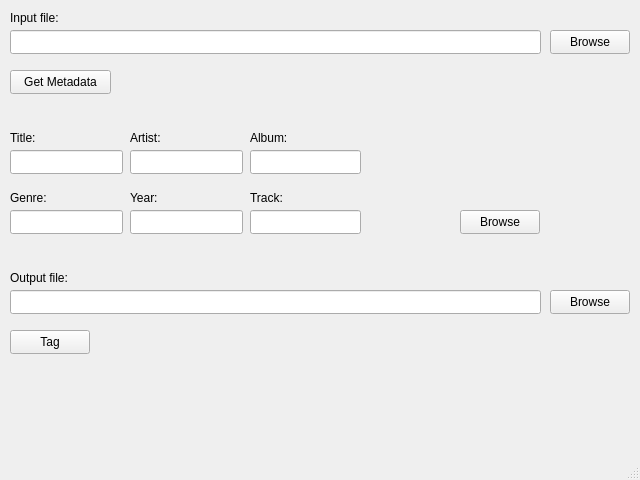
Before: the Qt Designer form mainwindow.ui in dylondark/RazorTag, drawn with Qt 5.
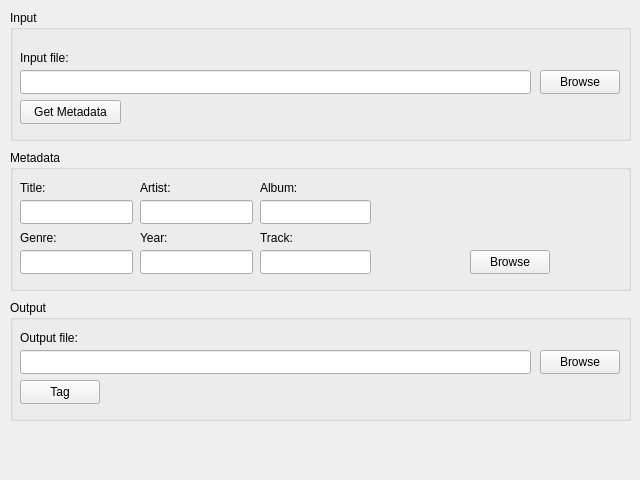
After: the same form once the commit is applied.

The edit to the form file:
```diff
--- a/mainwindow.ui
+++ b/mainwindow.ui
@@ -32,11 +32,65 @@
    <string>InTAGrator</string>
   </property>
   <widget class="QWidget" name="centralwidget">
+   <widget class="QGroupBox" name="inputGroupBox">
+    <property name="geometry">
+     <rect>
+      <x>10</x>
+      <y>10</y>
+      <width>621</width>
+      <height>131</height>
+     </rect>
+    </property>
+    <property name="title">
+     <string>Input</string>
+    </property>
+    <widget class="QLabel" name="label">
+     <property name="geometry">
+      <rect>
+       <x>10</x>
+       <y>40</y>
+       <width>91</width>
+       <height>16</height>
+      </rect>
+     </property>
+     <property name="text">
+      <string>Input file:</string>
+     </property>
+    </widget>
+    <widget class="QPushButton" name="fileInBrowseButton">
+     <property name="geometry">
+      <rect>
+       <x>530</x>
+       <y>60</y>
+       <width>80</width>
+       <height>24</height>
+      </rect>
+     </property>
+     <property name="text">
+      <string>Browse</string>
+     </property>
+    </widget>
+    <widget class="QLineEdit" name="fileInPathBox">
+     <property name="geometry">
+      <rect>
+       <x>10</x>
+       <y>60</y>
+       <width>511</width>
+       <height>24</height>
+      </rect>
+     </property>
+     <property name="sizePolicy">
+      <sizepolicy hsizetype="Fixed" vsizetype="Fixed">
+       <horstretch>0</horstretch>
+       <verstretch>0</verstretch>
+      </sizepolicy>
+     </property>
+    </widget>
    <widget class="QPushButton" name="getMetadataButton">
     <property name="geometry">
      <rect>
       <x>10</x>
-      <y>70</y>
+       <y>90</y>
       <width>101</width>
       <height>24</height>
      </rect>
@@ -45,113 +99,67 @@
      <string>Get Metadata</string>
     </property>
    </widget>
-   <widget class="QLineEdit" name="fileInPathBox">
-    <property name="geometry">
-     <rect>
-      <x>10</x>
-      <y>30</y>
-      <width>531</width>
-      <height>24</height>
-     </rect>
-    </property>
-    <property name="sizePolicy">
-     <sizepolicy hsizetype="Fixed" vsizetype="Fixed">
-      <horstretch>0</horstretch>
-      <verstretch>0</verstretch>
-     </sizepolicy>
-    </property>
    </widget>
-   <widget class="QPushButton" name="fileInBrowseButton">
+   <widget class="QGroupBox" name="metadataGroupBox">
     <property name="geometry">
      <rect>
-      <x>550</x>
-      <y>30</y>
-      <width>80</width>
-      <height>24</height>
-     </rect>
-    </property>
-    <property name="text">
-     <string>Browse</string>
-    </property>
-   </widget>
-   <widget class="QLabel" name="label">
-    <property name="geometry">
-     <rect>
       <x>10</x>
-      <y>10</y>
-      <width>91</width>
-      <height>16</height>
-     </rect>
-    </property>
-    <property name="text">
-     <string>Input file:</string>
-    </property>
-   </widget>
-   <widget class="QLineEdit" name="titleBox">
-    <property name="geometry">
-     <rect>
-      <x>10</x>
       <y>150</y>
-      <width>113</width>
-      <height>24</height>
+      <width>621</width>
+      <height>141</height>
      </rect>
     </property>
-   </widget>
-   <widget class="QLineEdit" name="artistBox">
-    <property name="geometry">
-     <rect>
-      <x>130</x>
-      <y>150</y>
-      <width>113</width>
-      <height>24</height>
-     </rect>
+    <property name="title">
+     <string>Metadata</string>
     </property>
-   </widget>
    <widget class="QLineEdit" name="albumBox">
     <property name="geometry">
      <rect>
       <x>250</x>
-      <y>150</y>
+       <y>50</y>
       <width>111</width>
       <height>24</height>
      </rect>
     </property>
    </widget>
-   <widget class="QLineEdit" name="genreBox">
-    <property name="geometry">
-     <rect>
-      <x>10</x>
-      <y>210</y>
-      <width>113</width>
-      <height>24</height>
-     </rect>
-    </property>
-   </widget>
-   <widget class="QLineEdit" name="yearBox">
+    <widget class="QLineEdit" name="artistBox">
     <property name="geometry">
      <rect>
       <x>130</x>
-      <y>210</y>
+       <y>50</y>
       <width>113</width>
       <height>24</height>
      </rect>
     </property>
    </widget>
-   <widget class="QLineEdit" name="trackBox">
+    <widget class="QLineEdit" name="titleBox">
+     <property name="geometry">
+      <rect>
+       <x>10</x>
+       <y>50</y>
+       <width>113</width>
+       <height>24</height>
+      </rect>
+     </property>
+    </widget>
+    <widget class="QLabel" name="label_4">
     <property name="geometry">
      <rect>
       <x>250</x>
-      <y>210</y>
-      <width>111</width>
-      <height>24</height>
-     </rect>
-    </property>
+       <y>30</y>
+       <width>49</width>
+       <height>16</height>
+      </rect>
+     </property>
+     <property name="text">
+      <string>Album:</string>
+     </property>
    </widget>
    <widget class="QLabel" name="label_2">
     <property name="geometry">
      <rect>
       <x>10</x>
-      <y>130</y>
+       <y>30</y>
       <width>49</width>
       <height>16</height>
      </rect>
@@ -164,7 +172,7 @@
     <property name="geometry">
      <rect>
       <x>130</x>
-      <y>130</y>
+       <y>30</y>
       <width>49</width>
       <height>16</height>
      </rect>
@@ -173,37 +181,31 @@
      <string>Artist:</string>
     </property>
    </widget>
-   <widget class="QLabel" name="label_4">
+    <widget class="QLineEdit" name="trackBox">
     <property name="geometry">
      <rect>
       <x>250</x>
-      <y>130</y>
-      <width>49</width>
-      <height>16</height>
-     </rect>
-    </property>
-    <property name="text">
-     <string>Album:</string>
-    </property>
-   </widget>
-   <widget class="QLabel" name="label_5">
+       <y>100</y>
+       <width>111</width>
+       <height>24</height>
+      </rect>
+     </property>
+    </widget>
+    <widget class="QLineEdit" name="yearBox">
     <property name="geometry">
      <rect>
-      <x>10</x>
-      <y>190</y>
-      <width>49</width>
-      <height>16</height>
-     </rect>
-    </property>
-    <property name="text">
-     <string>Genre:</string>
-    </property>
+       <x>130</x>
+       <y>100</y>
+       <width>113</width>
+       <height>24</height>
+      </rect>
+     </property>
    </widget>
    <widget class="QLabel" name="label_6">
     <property name="geometry">
      <rect>
       <x>130</x>
-      <y>190</y>
+       <y>80</y>
       <width>49</width>
       <height>16</height>
      </rect>
@@ -212,11 +214,21 @@
      <string>Year:</string>
     </property>
    </widget>
+    <widget class="QLineEdit" name="genreBox">
+     <property name="geometry">
+      <rect>
+       <x>10</x>
+       <y>100</y>
+       <width>113</width>
+       <height>24</height>
+      </rect>
+     </property>
+    </widget>
    <widget class="QLabel" name="label_7">
     <property name="geometry">
      <rect>
       <x>250</x>
-      <y>190</y>
+       <y>80</y>
       <width>49</width>
       <height>16</height>
      </rect>
@@ -225,66 +237,24 @@
      <string>Track:</string>
     </property>
    </widget>
-   <widget class="QPushButton" name="tagButton">
+    <widget class="QLabel" name="label_5">
     <property name="geometry">
      <rect>
       <x>10</x>
-      <y>330</y>
-      <width>80</width>
-      <height>24</height>
-     </rect>
-    </property>
-    <property name="text">
-     <string>Tag</string>
-    </property>
-   </widget>
-   <widget class="QLineEdit" name="fileOutPathBox">
-    <property name="geometry">
-     <rect>
-      <x>10</x>
-      <y>290</y>
-      <width>531</width>
-      <height>24</height>
-     </rect>
-    </property>
-    <property name="sizePolicy">
-     <sizepolicy hsizetype="Fixed" vsizetype="Fixed">
-      <horstretch>0</horstretch>
-      <verstretch>0</verstretch>
-     </sizepolicy>
-    </property>
-   </widget>
-   <widget class="QLabel" name="label_8">
-    <property name="geometry">
-     <rect>
-      <x>10</x>
-      <y>270</y>
-      <width>91</width>
+       <y>80</y>
+       <width>49</width>
       <height>16</height>
      </rect>
     </property>
     <property name="text">
-     <string>Output file:</string>
-    </property>
-   </widget>
-   <widget class="QPushButton" name="fileOutBrowseButton">
-    <property name="geometry">
-     <rect>
-      <x>550</x>
-      <y>290</y>
-      <width>80</width>
-      <height>24</height>
-     </rect>
-    </property>
-    <property name="text">
-     <string>Browse</string>
+      <string>Genre:</string>
     </property>
    </widget>
    <widget class="QLabel" name="coverArt">
     <property name="geometry">
      <rect>
       <x>370</x>
-      <y>150</y>
+       <y>40</y>
       <width>81</width>
       <height>81</height>
      </rect>
@@ -297,7 +267,7 @@
     <property name="geometry">
      <rect>
       <x>460</x>
-      <y>210</y>
+       <y>100</y>
       <width>80</width>
       <height>24</height>
      </rect>
@@ -307,17 +277,75 @@
     </property>
    </widget>
   </widget>
-  <widget class="QMenuBar" name="menubar">
+   <widget class="QGroupBox" name="outputGroupBox">
    <property name="geometry">
     <rect>
-     <x>0</x>
-     <y>0</y>
-     <width>640</width>
-     <height>21</height>
-    </rect>
-   </property>
-  </widget>
-  <widget class="QStatusBar" name="statusbar"/>
+      <x>10</x>
+      <y>300</y>
+      <width>621</width>
+      <height>121</height>
+     </rect>
+    </property>
+    <property name="title">
+     <string>Output</string>
+    </property>
+    <widget class="QPushButton" name="fileOutBrowseButton">
+     <property name="geometry">
+      <rect>
+       <x>530</x>
+       <y>50</y>
+       <width>80</width>
+       <height>24</height>
+      </rect>
+     </property>
+     <property name="text">
+      <string>Browse</string>
+     </property>
+    </widget>
+    <widget class="QLineEdit" name="fileOutPathBox">
+     <property name="geometry">
+      <rect>
+       <x>10</x>
+       <y>50</y>
+       <width>511</width>
+       <height>24</height>
+      </rect>
+     </property>
+     <property name="sizePolicy">
+      <sizepolicy hsizetype="Fixed" vsizetype="Fixed">
+       <horstretch>0</horstretch>
+       <verstretch>0</verstretch>
+      </sizepolicy>
+     </property>
+    </widget>
+    <widget class="QLabel" name="label_8">
+     <property name="geometry">
+      <rect>
+       <x>10</x>
+       <y>30</y>
+       <width>91</width>
+       <height>16</height>
+      </rect>
+     </property>
+     <property name="text">
+      <string>Output file:</string>
+     </property>
+    </widget>
+    <widget class="QPushButton" name="tagButton">
+     <property name="geometry">
+      <rect>
+       <x>10</x>
+       <y>80</y>
+       <width>80</width>
+       <height>24</height>
+      </rect>
+     </property>
+     <property name="text">
+      <string>Tag</string>
+     </property>
+    </widget>
+   </widget>
+  </widget>
  </widget>
  <resources/>
  <connections/>
```
Lines whose indentation alone changed are shown as unchanged.
